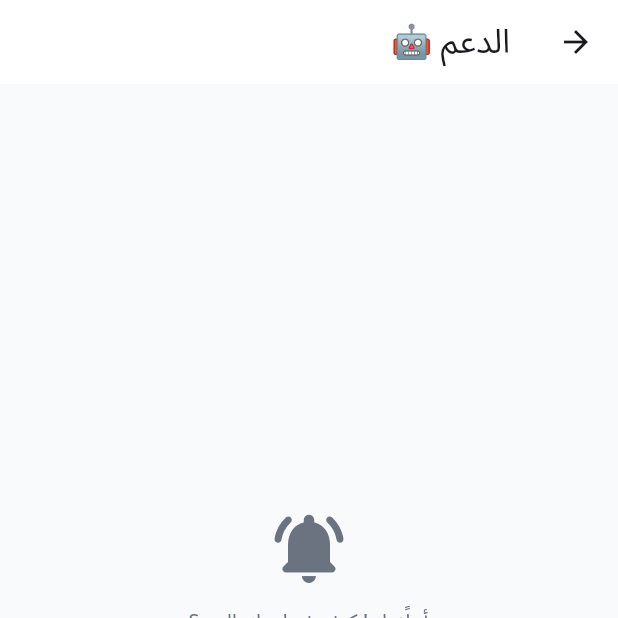
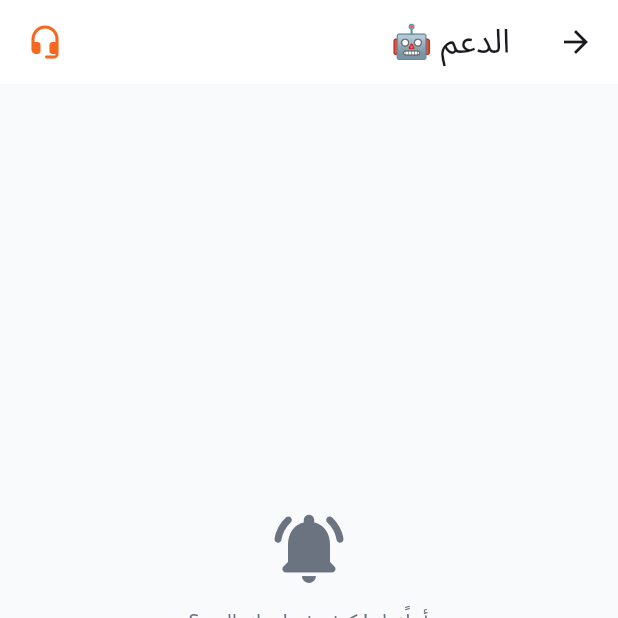
Before and after one commit to matrix09876/Dyar-Pro, a Flutter app: the SupportScreen screen opened directly, on a phone screen of 412 x 824 dp, the top half of it. Run offline on Flutter 3.47's test engine with Material 3 defaults, Android fonts, the phone set to English and light mode, and no system bars; our stand-ins replace cached_network_image, cloud_firestore, cloud_functions, firebase_auth, firebase_core, firebase_messaging and 5 more; accounts and stored records are empty; Roboto replaces fonts that are missing (Noto Sans Arabic).

Commit message:
feat(voice): تاليا في كل نقاط الدخول — ودجت الموقع + أزرار التطبيقات
- web/index.html: ودجت ElevenLabs الرسمي (زر مكالمة عائم) — مثبت
  حيًا بلقطة: يظهر ويُحمَّل على dyar.app
- تطبيق الزبون: تايل «🎙️ مكالمة مع تاليا» في حسابي
- تطبيق السائق: زر سماعة بشاشة الدعم
- dyar_core: kTalyaTalkUrl + مفتاح i18n ثلاثي + أيقونة headphones
- التحقق: analyze 0×3 + بناء الموقع ✓

https://claude.ai/code/session_011fRshCdm6ET5fxDRGsTi5r

```diff
--- a/apps/driver/lib/screens/support_screen.dart
+++ b/apps/driver/lib/screens/support_screen.dart
@@ -3,6 +3,7 @@ import 'package:flutter/material.dart';
 import 'package:flutter_riverpod/flutter_riverpod.dart';
 import 'package:dyar_core/dyar_core.dart';
 import 'package:dyar_ui/dyar_ui.dart';
+import 'package:url_launcher/url_launcher.dart';
 
 /// دعم السائق: محادثة حية مع بوت ديار (aiSupportReply يرد تلقائيًا
 /// بالخادم) + ردود سريعة جاهزة — مثل التطبيق الحالي وأفضل.
@@ -44,7 +45,19 @@ class _SupportScreenState extends ConsumerState<SupportScreen> {
     final uid = FirebaseAuth.instance.currentUser!.uid;
 
     return Scaffold(
-      appBar: AppBar(title: Text('${s('support')} 🤖')),
+      appBar: AppBar(
+        title: Text('${s('support')} 🤖'),
+        actions: [
+          // مكالمة حية مع تاليا — وكيلة خدمة العملاء الصوتية
+          IconButton(
+            tooltip: s('talkToTalya'),
+            icon: const Icon(LucideIcons.headphones, color: DyarTokens.brand),
+            onPressed: () => launchUrl(Uri.parse(kTalyaTalkUrl),
+                mode: LaunchMode.externalApplication),
+          ),
+          const SizedBox(width: 6),
+        ],
+      ),
       body: Column(children: [
         Expanded(
           child: StreamBuilder<List<Map<String, dynamic>>>(
--- a/packages/dyar_core/lib/dyar_core.dart
+++ b/packages/dyar_core/lib/dyar_core.dart
@@ -27,6 +27,7 @@ export 'src/services/market_service.dart';
 export 'src/services/job_service.dart';
 export 'src/i18n/strings.dart';
 export 'src/utils/geo.dart';
+export 'src/utils/links.dart';
 export 'src/providers.dart';
 export 'src/firebase_boot.dart';
 export 'src/security/app_lock.dart';
--- a/packages/dyar_core/lib/src/i18n/strings.dart
+++ b/packages/dyar_core/lib/src/i18n/strings.dart
@@ -189,6 +189,7 @@ class S {
     'chooseProfession': ['اختر المهنة المطلوبة', 'בחר את המקצוע', 'Choose a profession'],
     'call': ['اتصال', 'התקשר', 'Call'],
     'noProviders': ['لا يوجد مقدمو خدمة بعد', 'אין נותני שירות עדיין', 'No providers yet'],
+    'talkToTalya': ['🎙️ مكالمة مع تاليا — خدمة العملاء', '🎙️ שיחה עם טליה — שירות לקוחות', '🎙️ Call Talya — customer care'],
     'nearestFirst': ['الأقرب أولًا 📍', 'הקרוב ביותר 📍', 'Nearest first 📍'],
     'topRated': ['الأعلى تقييمًا ⭐', 'המדורגים ביותר ⭐', 'Top rated ⭐'],
     'wholesale': ['تجار الجملة B2B', 'סיטונאות B2B', 'Wholesale B2B'],
--- /dev/null
+++ b/packages/dyar_core/lib/src/utils/links.dart
@@ -0,0 +1,7 @@
+/// روابط ديار الثابتة — مصدر واحد للعملاء الثلاثة والويب.
+library;
+
+/// مكالمة حية مع «تاليا» — وكيلة خدمة العملاء الصوتية (ElevenLabs،
+/// منشورة Live). تُفتح بالمتصفح: تعمل اليوم على كل المنصات بلا حزم صوت.
+const kTalyaTalkUrl =
+    'https://elevenlabs.io/app/talk-to?agent_id=agent_8801ktyhd1yve9ybf8bn5m9y27gw';
--- a/packages/dyar_ui/lib/src/icons.dart
+++ b/packages/dyar_ui/lib/src/icons.dart
@@ -58,4 +58,5 @@ abstract final class LucideIcons {
   static const IconData send = Icons.send_rounded;
   static const IconData tag = Icons.sell_rounded;
   static const IconData phone = Icons.call_rounded;
+  static const IconData headphones = Icons.headset_mic_rounded;
 }
```
Also changed, not shown: apps/user/lib/screens/profile_screen.dart (+9 -0 lines), 2 other files.
